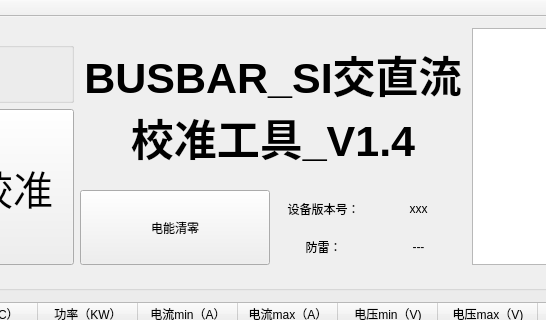
The window that SI_Tool/mainwindow.ui (ChinaClever/CleverTool) describes before a commit, drawn with Qt 5; both pictures show x 416 to 962 and y 0 to 320 of the 1445 by 737 pixel window.
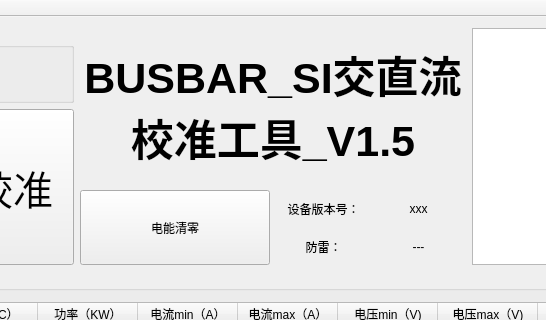
The same window after the commit.

```diff
--- a/SI_Tool/mainwindow.ui
+++ b/SI_Tool/mainwindow.ui
@@ -26,7 +26,7 @@
       </property>
       <property name="text">
        <string>BUSBAR_SI交直流
-校准工具_V1.4</string>
+校准工具_V1.5</string>
       </property>
       <property name="checkable">
        <bool>false</bool>
```
